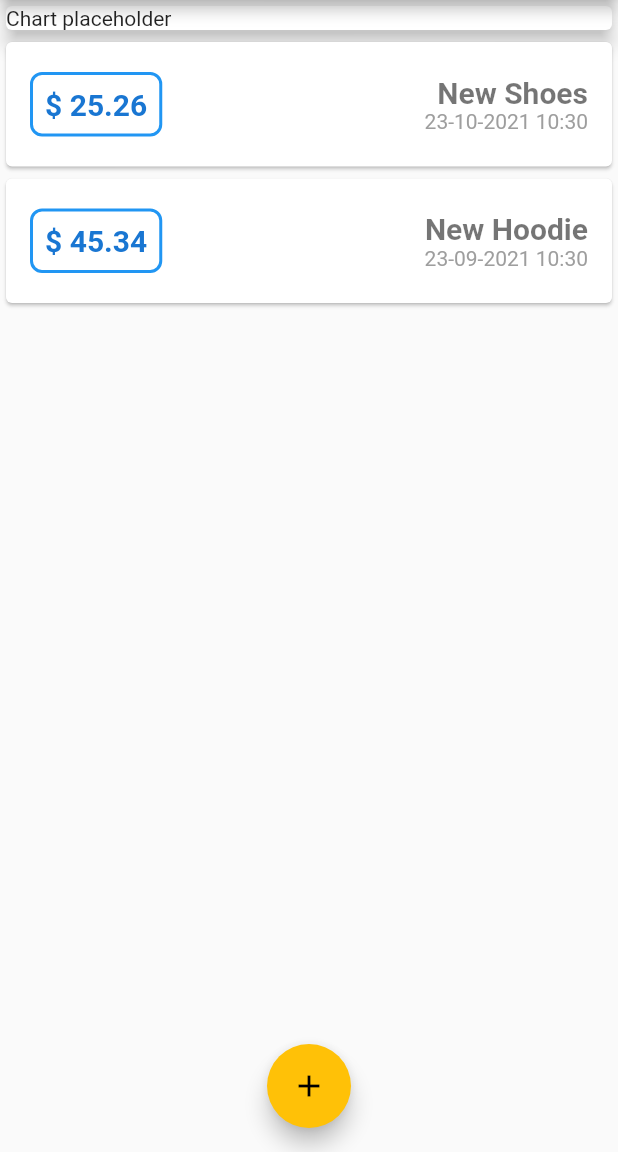
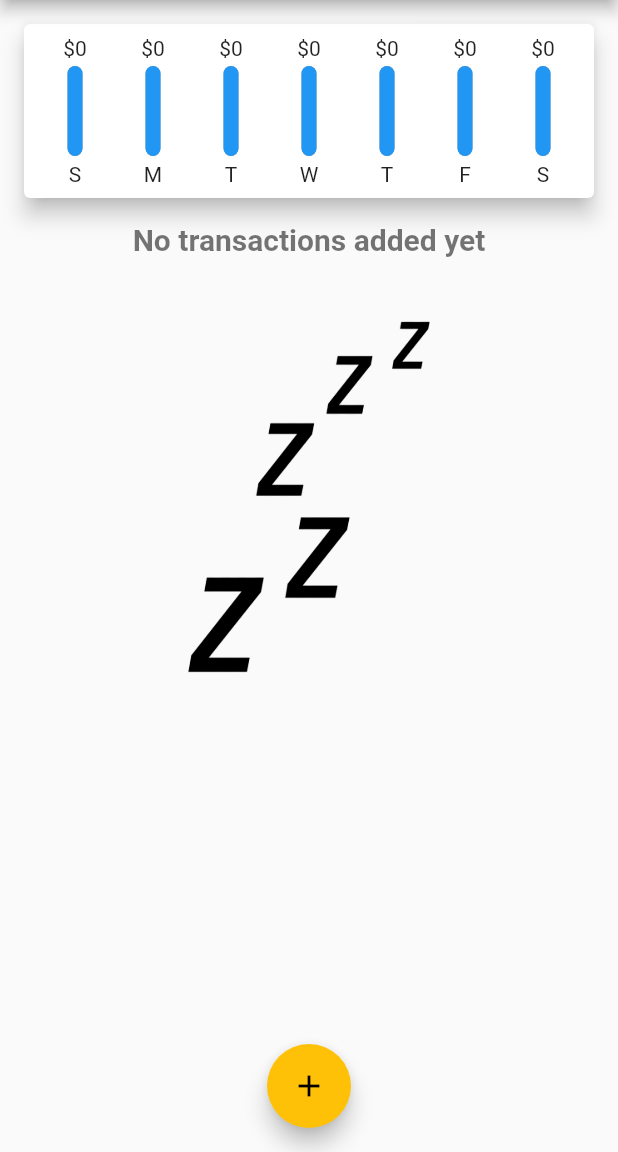
Before and after one commit to stefann19/mxscw_expenses_app, a Flutter app: the screen it shows after launch, on a phone screen of 412 x 824 dp, the part 84-1236 px from its top. Run offline on Flutter 3.47's test engine with Material 2 defaults, Android fonts, the phone set to English and light mode, and no system bars.

Commit message:
04. Final project.

```diff
--- a/lib/main.dart
+++ b/lib/main.dart
@@ -1,6 +1,7 @@
 import 'package:flutter/cupertino.dart';
 import 'package:flutter/material.dart';
 import 'package:flutter/painting.dart';
+import 'package:mxscw_expenses_app/widgets/chart.dart';
 import 'package:mxscw_expenses_app/widgets/transaction_list.dart';
 import './widgets/new_transaction.dart';
 import 'models/transaction.dart';
@@ -39,10 +40,7 @@ class _MyHomePageState extends State<MyHomePage> {
   final TextEditingController titleController= TextEditingController();
   final TextEditingController amountController= TextEditingController();
 
-  final List<TransactionModel> _userTransactions = [
-    TransactionModel(id:'0',title: 'New Shoes',amount: 25.26,date:DateTime.now()),
-    TransactionModel(id:'1',title: 'New Hoodie',amount: 45.34,date:DateTime.now().add(const Duration(days: -30)))
-  ];
+  final List<TransactionModel> _userTransactions = [];
 
   _addTransaction(TransactionModel transactionModel){
     transactionModel.id = _userTransactions.length.toString();
@@ -50,7 +48,11 @@ class _MyHomePageState extends State<MyHomePage> {
       _userTransactions.add(transactionModel);
     });
   }
-
+  _deleteTransaction(int index){
+    setState((){
+      _userTransactions.removeAt(index);
+    });
+  }
   void _startAddNewTransaction(BuildContext context){
     showModalBottomSheet(
       context:context,
@@ -81,12 +83,9 @@ class _MyHomePageState extends State<MyHomePage> {
           crossAxisAlignment: CrossAxisAlignment.stretch,
           children: [
             Container(
-              child: Card(
-                child:Text ('Chart placeholder',),
-                elevation: 5,
-              ),
+              child: Chart(_userTransactions.where((t) => DateTime.now().difference(t.date).inDays < 7).toList(),),
             ),
-            TransactionList(userTransactions: _userTransactions)
+            TransactionList(userTransactions: _userTransactions,deleteTransaction: _deleteTransaction,)
           ],
         ),
       ),
--- a/lib/models/transaction.dart
+++ b/lib/models/transaction.dart
@@ -1,7 +1,7 @@
 class TransactionModel {
   String id;
   final String title;
-  final double amount;
+  double amount;
   final DateTime date;
   TransactionModel({required this.id,required this.title,required this.amount,required this.date});
 }
--- /dev/null
+++ b/lib/widgets/chart.dart
@@ -0,0 +1,47 @@
+import 'package:flutter/material.dart';
+import 'package:intl/intl.dart';
+import 'package:mxscw_expenses_app/models/transaction.dart';
+import 'package:mxscw_expenses_app/widgets/chart_bar.dart';
+
+class ChartBarDto{
+  final double amount;
+  final String weekDay;
+  ChartBarDto(this.amount, this.weekDay);
+}
+
+class Chart extends StatelessWidget {
+  const Chart(this.recentTransactions,{Key? key, }) : super(key: key);
+
+  final List<TransactionModel> recentTransactions;
+
+  List<ChartBarDto> get groupedTransactionValues {
+    return List.generate(7, (index)
+    {
+      final weekDay = DateTime.now().subtract(Duration(days: index));
+      var recentTransactionsToday =recentTransactions.where((t) => t.date.day == weekDay.day);
+      final sum = recentTransactionsToday.isEmpty ? 0.0: recentTransactionsToday.fold(0.0,(a, b) => (a as double) + b.amount);
+      return ChartBarDto(sum, DateFormat.E().format(weekDay).substring(0,1));
+    }).reversed.toList();
+  }
+  double get maxSpendingsLastWeek{
+    var recentTransactionsThisWeek =recentTransactions.where((t) => DateTime.now().difference(t.date).inDays < 7);
+    final sum = recentTransactionsThisWeek.isEmpty ? 0.0: recentTransactionsThisWeek.fold(0.0,(a, b) =>(a as double) + b.amount);
+    return sum;
+  }
+  @override
+  Widget build(BuildContext context) {
+    return Card(
+      elevation: 6,
+      margin: EdgeInsets.all(16),
+      child: Padding(
+        padding: const EdgeInsets.all(8.0),
+        child: Row(
+          mainAxisAlignment: MainAxisAlignment.spaceAround,
+          children: groupedTransactionValues
+              .map((x) => Flexible(fit: FlexFit.tight,child: ChartBar(x.weekDay, x.amount, maxSpendingsLastWeek == 0 ? 1 : x.amount/maxSpendingsLastWeek)))
+              .toList()
+          ,),
+      )
+      );
+  }
+}
--- /dev/null
+++ b/lib/widgets/chart_bar.dart
@@ -0,0 +1,45 @@
+import 'package:flutter/material.dart';
+
+class ChartBar extends StatelessWidget {
+  final String weekDay;
+  final double spendingAmount;
+  final double spendingPercentage;
+  const ChartBar(this.weekDay,this.spendingAmount,this.spendingPercentage,{Key? key}) : super(key: key);
+
+  @override
+  Widget build(BuildContext context) {
+    return Column(
+      children: [
+        SizedBox(height: 16,child: FittedBox(child: Text('\$${spendingAmount.toStringAsFixed(0)}',))),
+        SizedBox(height: 4,),
+        Container(
+          height: 60,
+          width: 10,
+          child: Stack(
+              children: [
+                Container(
+                  child: null,
+                  decoration: BoxDecoration(
+                    border: Border.all(width: 1,color: Colors.grey),
+                    color: Color.fromRGBO(220, 220, 220, 1),
+                    borderRadius: BorderRadius.circular(8)
+                  ),
+                ),
+                FractionallySizedBox(
+                  child: Container(
+                    decoration: BoxDecoration(
+                      color: Theme.of(context).primaryColor,
+                      borderRadius: BorderRadius.circular(8)
+                    ),
+                  ),
+                  heightFactor: spendingPercentage,
+                )
+              ]
+          ),
+        ),
+        SizedBox(height: 4,),
+        Text(weekDay)
+      ],
+    );
+  }
+}
--- a/lib/widgets/new_transaction.dart
+++ b/lib/widgets/new_transaction.dart
@@ -1,4 +1,5 @@
 import 'package:flutter/material.dart';
+import 'package:intl/intl.dart';
 import 'package:mxscw_expenses_app/models/transaction.dart';
 
 class NewTransaction extends StatefulWidget {
@@ -14,8 +15,13 @@ class _NewTransactionState extends State<NewTransaction> {
   final TextEditingController titleController= TextEditingController();
 
   final TextEditingController amountController= TextEditingController();
+  DateTime inputDate = DateTime.now();
+  _presentDatePicker(){
+    showDatePicker(context: context, initialDate: DateTime.now(), firstDate: DateTime(2000),lastDate: DateTime.now()).then((value) => {if(value != null) inputDate = value});
 
-  submitData(){
+  }
+
+  _submitData(){
     final inputTitle =titleController.text;
     final inputAmount = double.tryParse(amountController.text);
     if(inputAmount == null || inputAmount <=0){
@@ -27,7 +33,7 @@ class _NewTransactionState extends State<NewTransaction> {
             id: 'id',
             title: inputTitle,
             amount:  inputAmount,
-            date: DateTime.now()
+            date: inputDate
         )
     );
     Navigator.of(context).pop();
@@ -45,13 +51,26 @@ class _NewTransactionState extends State<NewTransaction> {
             TextField(
               decoration: InputDecoration(labelText: 'Title'),
               controller: titleController,
-              onSubmitted: (_)=> submitData(),),
+              onSubmitted: (_)=> _submitData(),),
             TextField(
               decoration: InputDecoration(labelText: 'Amount'),
               controller: amountController,
               keyboardType: TextInputType.number,
-              onSubmitted: (_)=> submitData(),),
-            TextButton(onPressed: submitData, child: Text('Add Transaction'),),
+              onSubmitted: (_)=> _submitData(),),
+            SizedBox(
+              height: 64,
+              child: Row(
+                children: [
+                  Text('Date: ',),
+                  Text(DateFormat('dd-MM-yyyy hh:mm').format(inputDate), style: TextStyle(fontWeight: FontWeight.bold,)),
+                  TextButton(
+                    child: Text('Choose date',style: TextStyle(fontWeight: FontWeight.bold,)),
+                    onPressed: _presentDatePicker,
+                  )
+                ],
+              ),
+            ),
+            ElevatedButton(onPressed: _submitData, child: Text('Add Transaction'),),
           ],
         ),
       ),
--- a/lib/widgets/transaction_list.dart
+++ b/lib/widgets/transaction_list.dart
@@ -2,15 +2,22 @@ import 'package:flutter/material.dart';
 import 'package:intl/intl.dart';
 import '../models/transaction.dart';
 
-class TransactionList extends StatelessWidget {
-  TransactionList({Key? key, required this.userTransactions}) : super(key: key);
+class TransactionList extends StatefulWidget {
+  TransactionList({Key? key, required this.userTransactions, required this.deleteTransaction}) : super(key: key);
   List<TransactionModel> userTransactions;
+  final Function(int index) deleteTransaction;
+  @override
+  State<TransactionList> createState() => _TransactionListState();
 
+}
+
+class _TransactionListState extends State<TransactionList> {
   @override
   Widget build(BuildContext context) {
     return Container(
         height: 700,
-        child: ListView.builder(
+        child: widget.userTransactions.isNotEmpty ?
+          ListView.builder(
           itemBuilder: (ctx, index) {
             return Card(
               child: Container(
@@ -26,24 +33,37 @@ class TransactionList extends StatelessWidget {
                       ),
                       child:
                       Text(
-                        '\$ ${userTransactions[index].amount.toStringAsFixed(2)}',
+                        '\$ ${widget.userTransactions[index].amount.toStringAsFixed(2)}',
                         style: TextStyle(fontWeight: FontWeight.bold, fontSize: 20,color: Theme.of(context).primaryColorDark ),
                       ),
                     ),
                     Column(
                         crossAxisAlignment: CrossAxisAlignment.end,
                         children: [
-                          Text(userTransactions[index].title,style: Theme.of(context).textTheme.headline1,),
-                          Text(DateFormat('dd-MM-yyyy hh:mm').format(userTransactions[index].date), style: const TextStyle(color: Colors.grey))
+                          Text(widget.userTransactions[index].title,style: Theme.of(context).textTheme.headline1,),
+                          Text(DateFormat('dd-MM-yyyy hh:mm').format(widget.userTransactions[index].date), style: const TextStyle(color: Colors.grey))
                         ]
-                    )
+                    ),
+                    IconButton(onPressed: ()=>widget.deleteTransaction(index), icon: Icon(Icons.delete))
                   ],
                 ),
               ),
             );
           },
-          itemCount: userTransactions.length,
-        ),
+          itemCount: widget.userTransactions.length,
+        ) :
+          Column(
+            children: [
+              Text('No transactions added yet',style: Theme.of(context).textTheme.headline1,),
+              SizedBox(
+                height: 32,
+              ),
+              Container(
+                child: Image.asset('assets/images/waiting.png', fit: BoxFit.cover),
+                height: 256,
+              )
+            ],
+          ),
       );
   }
 }
--- a/pubspec.yaml
+++ b/pubspec.yaml
@@ -59,8 +59,8 @@ flutter:
   uses-material-design: true
 
   # To add assets to your application, add an assets section, like this:
-  # assets:
-  #   - images/a_dot_burr.jpeg
+  assets:
+    - assets/images/waiting.png
   #   - images/a_dot_ham.jpeg
 
   # An image asset can refer to one or more resolution-specific "variants", see
```
Also changed, not shown: assets/images/waiting.png (added).
